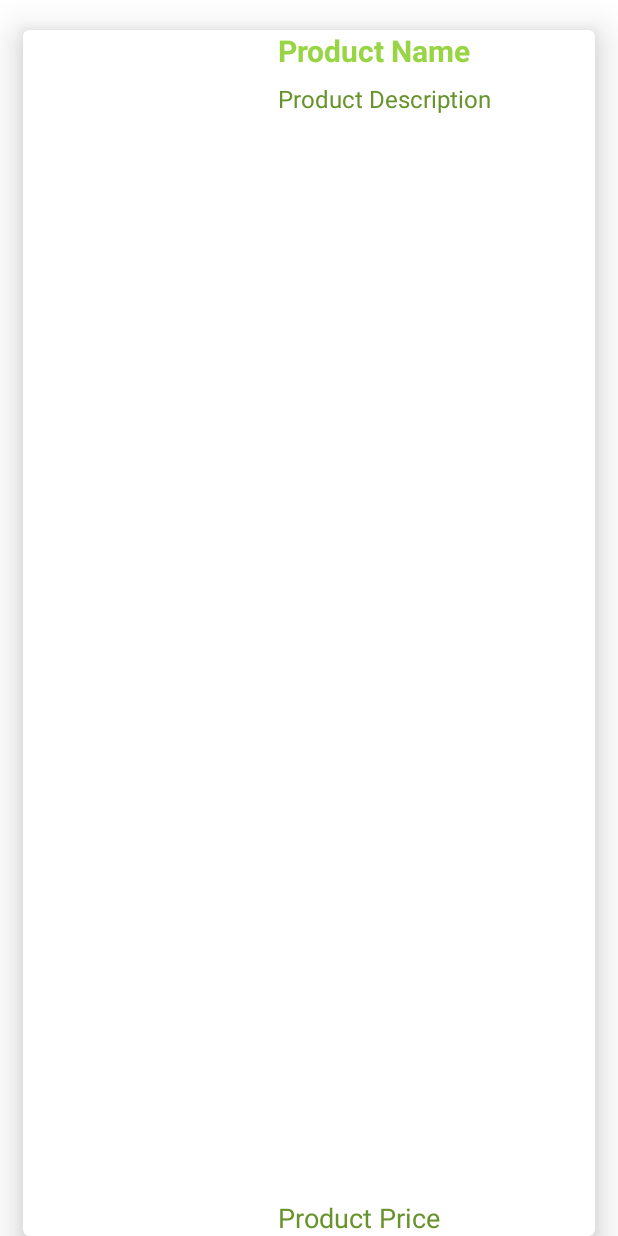
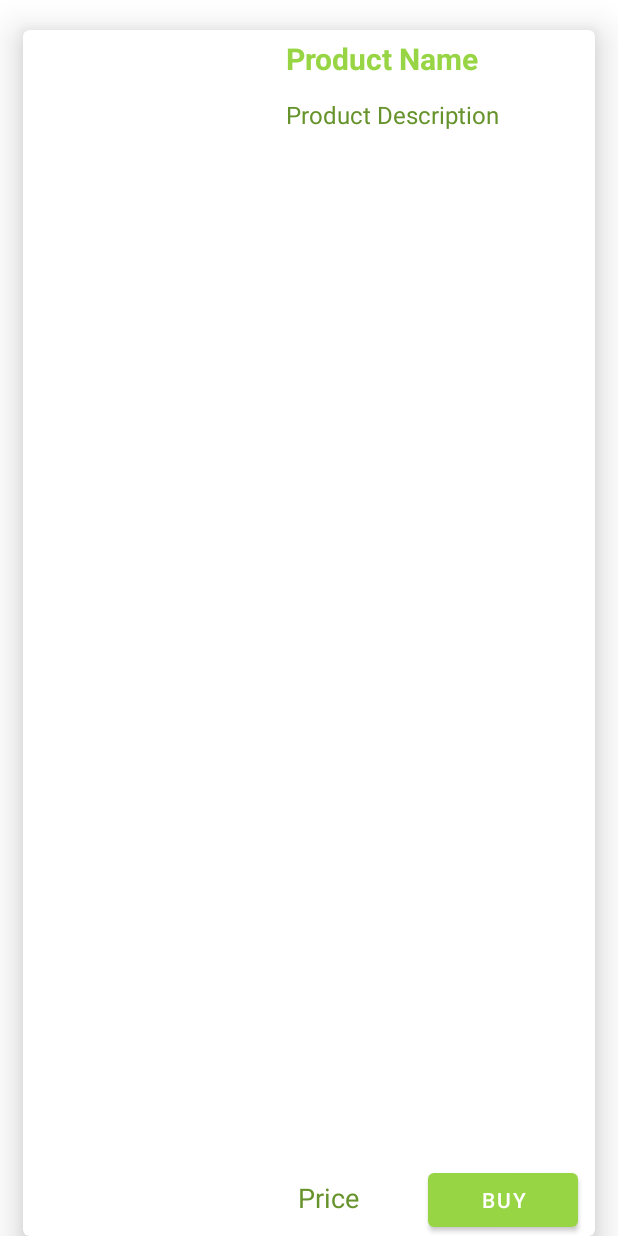
Before and after one commit to yalagtyarzh/Store, an Android app: the layout product_items_layout.xml on its own in the app's theme, with its tools: preview values and no code run, on a phone screen of 412 x 824 dp. Run offline under Robolectric (Android 15) with nearby library versions, the phone set to English and light mode, and no system bars.

```diff
--- a/app/src/main/res/layout/product_items_layout.xml
+++ b/app/src/main/res/layout/product_items_layout.xml
@@ -16,8 +16,7 @@
             android:id="@+id/product_image"
             android:layout_width="150dp"
             android:layout_height="150dp"
-            android:layout_below="@+id/product_name"
-            android:layout_marginTop="2dp"
+            android:layout_margin="10dp"
             android:scaleType="centerCrop" />
 
         <TextView
@@ -25,7 +24,7 @@
             android:layout_width="match_parent"
             android:layout_height="wrap_content"
             android:layout_toRightOf="@id/product_image"
-            android:paddingLeft="20dp"
+            android:padding="5dp"
             android:text="Product Name"
             android:textColor="@color/colorPrimary"
             android:textSize="20dp"
@@ -38,7 +37,7 @@
             android:layout_below="@+id/product_name"
             android:layout_marginTop="2dp"
             android:layout_toRightOf="@id/product_image"
-            android:paddingLeft="20dp"
+            android:padding="5dp"
             android:paddingTop="5dp"
             android:text="Product Description"
             android:textColor="@color/colorPrimaryDark"
@@ -46,19 +45,25 @@
 
         <TextView
             android:id="@+id/product_price"
-            android:layout_width="match_parent"
+            android:layout_width="100dp"
             android:layout_height="wrap_content"
+            android:layout_alignParentBottom="true"
             android:layout_toRightOf="@id/product_image"
-            android:layout_alignParentBottom="true"
-            android:paddingLeft="20dp"
-            android:text="Product Price"
+            android:layout="@id/product_image"
+            android:padding="13dp"
+            android:text="Price"
             android:textColor="@color/colorPrimaryDark"
             android:textSize="18dp" />
 
         <Button
-            android:layout_width="match_parent"
+            android:id="@+id/buy_button"
+            android:layout_width="100dp"
             android:layout_height="wrap_content"
-            android:layout_toRightOf="@id/product_price"/>
+            android:layout_alignParentBottom="true"
+            android:layout_toRightOf="@id/product_price"
+            android:textColor="@color/colorWhite"
+            android:text="BUY"
+            android:layout="@id/product_price" />
 
 
     </RelativeLayout>
```
Also changed, not shown: app/src/main/java/com/example/store/Admin/AdminAddNewProductActivity.java (+43 -41 lines).
